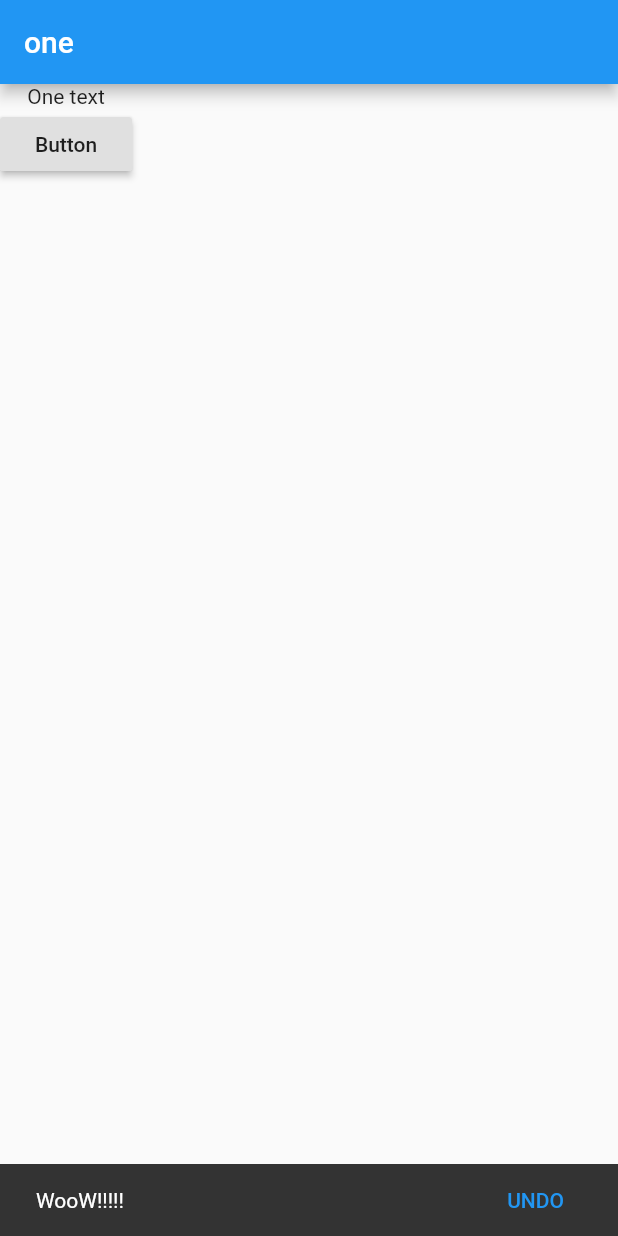
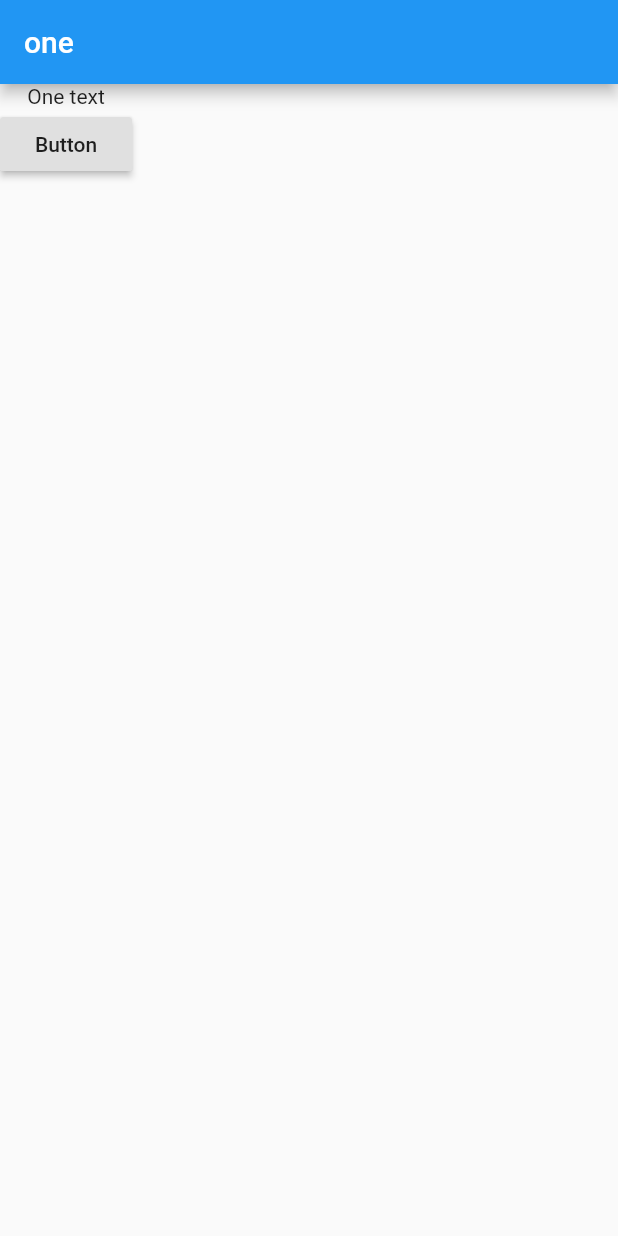
Before and after one commit to techsharif/flutter_app_test, a Flutter app: the screen it shows after launch, after a tap on "Button", on a phone screen of 412 x 824 dp. Run offline on Flutter 3.47's test engine with Material 2 defaults, Android fonts, the phone set to English and light mode, and no system bars.

Commit message:
remove toast and make button click simpler

```diff
--- a/lib/main.dart
+++ b/lib/main.dart
@@ -1,6 +1,10 @@
 import 'package:flutter/material.dart';
 
 void main() => runApp(MyApp());
+
+void buttonClick(){
+  print("button clicked");
+}
 
 class MyApp extends StatelessWidget{
 
@@ -13,28 +17,12 @@ class MyApp extends StatelessWidget{
       body: Column(
         children: [
           Text("One text"),
-
-        new Builder(
-            builder: (BuildContext context){
-              return new RaisedButton(
-                child: Text("Button"),
-                onPressed: () => _showToast(context),
-              );
-            }
-        ),
-        ],
+          RaisedButton(
+            child: Text("Button"),
+            onPressed: buttonClick,
+          ),
+      ]
       ),
     ),);
   }
-
-  void _showToast(BuildContext context) {
-    final scaffold = Scaffold.of(context);
-    scaffold.showSnackBar(
-      SnackBar(
-        content: const Text('WooW!!!!!'),
-        action: SnackBarAction(
-            label: 'UNDO', onPressed: scaffold.hideCurrentSnackBar),
-      ),
-    );
-  }
 }
```
